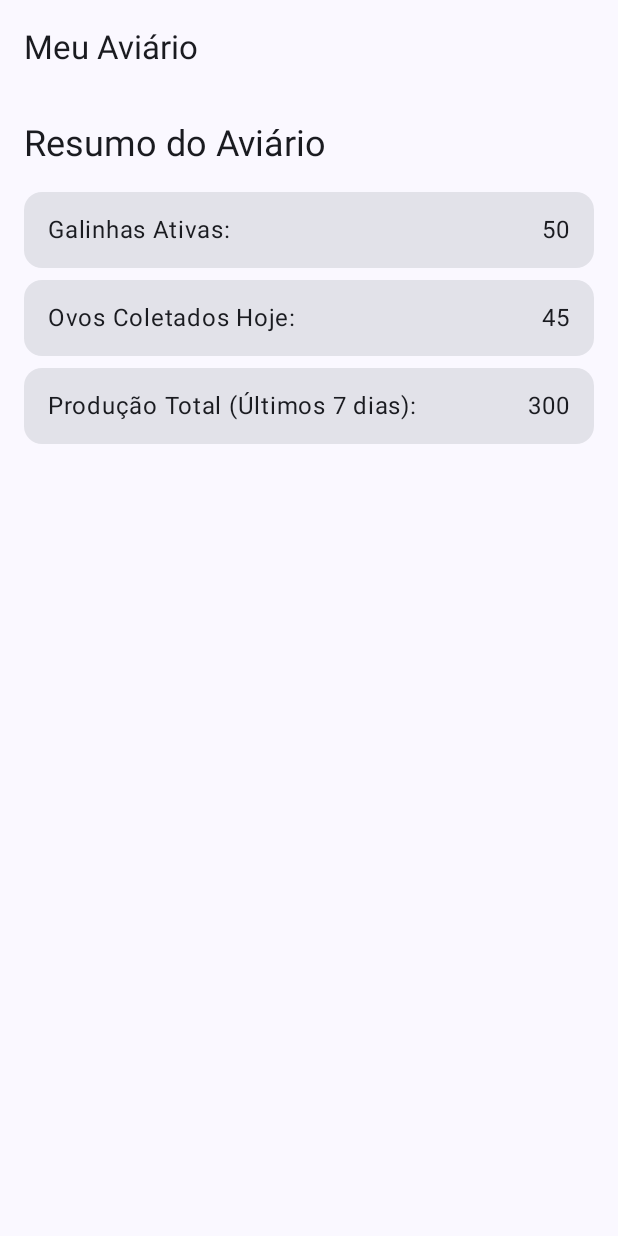
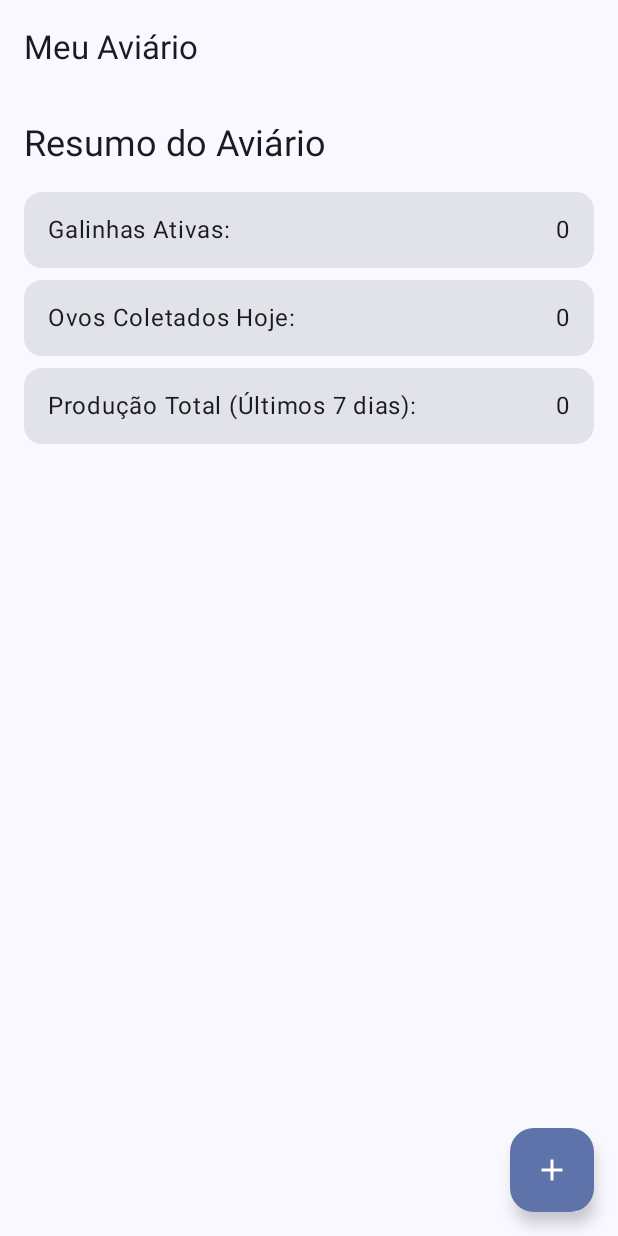
Before and after one commit to pabllomagalhaes/Meu-Avi-rio, an Android app built with Jetpack Compose: the HomeScreen screen opened through its navigation route, on a phone screen of 412 x 824 dp. Run offline under Robolectric (Android 15) with nearby library versions, the phone set to English and light mode, and no system bars; our stand-ins replace Firebase (no records; nobody signed in at launch, a user with empty details on screens opened directly).

Commit message:
Correção do summary para criação caso não exista um

```diff
--- /dev/null
+++ b/app/src/main/java/com/example/meuaviario/AviarySummary.kt
@@ -0,0 +1,7 @@
+package com.example.meuaviario
+
+data class AviarySummary(
+    val activeHens: Int = 0,
+    val eggsToday: Int = 0,
+    val totalEggsLast7Days: Int = 0
+)
--- a/app/src/main/java/com/example/meuaviario/MainActivity.kt
+++ b/app/src/main/java/com/example/meuaviario/MainActivity.kt
@@ -30,7 +30,6 @@ import androidx.navigation.NavController
 import androidx.navigation.compose.NavHost
 import androidx.navigation.compose.composable
 import androidx.navigation.compose.rememberNavController
-import com.example.meuaviario.Screen.HomeScreen
 import com.example.meuaviario.ui.theme.MeuAviarioTheme
 
 class MainActivity : ComponentActivity() {
--- a/app/src/main/java/com/example/meuaviario/Screen/HomeScreen.kt
+++ b/app/src/main/java/com/example/meuaviario/Screen/HomeScreen.kt
@@ -1,40 +1,97 @@
-package com.example.meuaviario.Screen
+package com.example.meuaviario
 
-import androidx.compose.foundation.layout.Column
-import androidx.compose.foundation.layout.PaddingValues
-import androidx.compose.foundation.layout.Row
-import androidx.compose.foundation.layout.Spacer
-import androidx.compose.foundation.layout.fillMaxSize
-import androidx.compose.foundation.layout.fillMaxWidth
-import androidx.compose.foundation.layout.height
-import androidx.compose.foundation.layout.padding
-import androidx.compose.material3.Card
-import androidx.compose.material3.MaterialTheme
-import androidx.compose.material3.Scaffold
-import androidx.compose.material3.Text
-import androidx.compose.material3.TopAppBar
-import androidx.compose.runtime.Composable
+import androidx.compose.foundation.layout.*
+import androidx.compose.foundation.text.KeyboardOptions
+import androidx.compose.material.icons.Icons
+import androidx.compose.material.icons.filled.Add
+import androidx.compose.material3.*
+import androidx.compose.runtime.*
+import androidx.compose.ui.Alignment
 import androidx.compose.ui.Modifier
+import androidx.compose.ui.text.input.KeyboardType
 import androidx.compose.ui.unit.dp
-import androidx.compose.material3.ExperimentalMaterial3Api
+import androidx.lifecycle.viewmodel.compose.viewModel
+import com.example.meuaviario.AviarySummary // Adicionado import para resolver o erro
 
 @OptIn(ExperimentalMaterial3Api::class)
 @Composable
-fun HomeScreen() {
+fun HomeScreen(homeViewModel: HomeViewModel = viewModel()) {
+    // Variável para controlar a visibilidade do pop-up
+    var showDialog by remember { mutableStateOf(false) }
+
     Scaffold(
         topBar = {
-            TopAppBar(
-                title = { Text("Meu Aviário") }
-            )
+            TopAppBar(title = { Text("Meu Aviário") })
+        },
+        // Adicionando o botão flutuante
+        floatingActionButton = {
+            FloatingActionButton(onClick = { showDialog = true }) {
+                Icon(Icons.Default.Add, contentDescription = "Registrar Coleta")
+            }
         },
         content = { paddingValues ->
-            HomeContent(paddingValues = paddingValues)
+            HomeContent(
+                paddingValues = paddingValues,
+                summary = homeViewModel.summary
+            )
+
+            // Se showDialog for true, o pop-up será exibido
+            if (showDialog) {
+                EggCollectionDialog(
+                    onDismiss = { showDialog = false },
+                    onConfirm = { count ->
+                        homeViewModel.updateEggsToday(count)
+                        showDialog = false
+                    }
+                )
+            }
         }
     )
 }
 
 @Composable
-fun HomeContent(paddingValues: PaddingValues) {
+fun EggCollectionDialog(onDismiss: () -> Unit, onConfirm: (Int) -> Unit) {
+    var eggCountInput by remember { mutableStateOf("") }
+    val context = androidx.compose.ui.platform.LocalContext.current
+
+    AlertDialog(
+        onDismissRequest = onDismiss,
+        title = { Text("Registrar Coleta de Ovos") },
+        text = {
+            OutlinedTextField(
+                value = eggCountInput,
+                onValueChange = { eggCountInput = it.filter { char -> char.isDigit() } },
+                label = { Text("Quantidade de ovos") },
+                keyboardOptions = KeyboardOptions(keyboardType = KeyboardType.Number),
+                singleLine = true
+            )
+        },
+        confirmButton = {
+            Button(
+                onClick = {
+                    val count = eggCountInput.toIntOrNull()
+                    if (count != null) {
+                        onConfirm(count)
+                    } else {
+                        // Opcional: Mostrar um aviso se o campo estiver vazio
+                        android.widget.Toast.makeText(context, "Por favor, insira um número.", android.widget.Toast.LENGTH_SHORT).show()
+                    }
+                }
+            ) {
+                Text("Confirmar")
+            }
+        },
+        dismissButton = {
+            Button(onClick = onDismiss) {
+                Text("Cancelar")
+            }
+        }
+    )
+}
+
+
+@Composable
+fun HomeContent(paddingValues: PaddingValues, summary: AviarySummary?) {
     Column(
         modifier = Modifier
             .fillMaxSize()
@@ -44,11 +101,16 @@ fun HomeContent(paddingValues: PaddingValues) {
         Text("Resumo do Aviário", style = MaterialTheme.typography.headlineSmall)
         Spacer(modifier = Modifier.height(16.dp))
 
+        if (summary == null) {
+            Box(modifier = Modifier.fillMaxSize(), contentAlignment = Alignment.Center) {
+                CircularProgressIndicator()
+            }
+        } else {
             Card(modifier = Modifier.fillMaxWidth().padding(bottom = 8.dp)) {
                 Row(modifier = Modifier.padding(16.dp)) {
                     Text("Galinhas Ativas:", style = MaterialTheme.typography.bodyLarge)
                     Spacer(modifier = Modifier.weight(1f))
-                Text("50", style = MaterialTheme.typography.bodyLarge) // Simulação de dados
+                    Text("${summary.activeHens}", style = MaterialTheme.typography.bodyLarge)
                 }
             }
 
@@ -56,7 +118,7 @@ fun HomeContent(paddingValues: PaddingValues) {
                 Row(modifier = Modifier.padding(16.dp)) {
                     Text("Ovos Coletados Hoje:", style = MaterialTheme.typography.bodyLarge)
                     Spacer(modifier = Modifier.weight(1f))
-                Text("45", style = MaterialTheme.typography.bodyLarge) // Simulação de dados
+                    Text("${summary.eggsToday}", style = MaterialTheme.typography.bodyLarge)
                 }
             }
 
@@ -64,11 +126,9 @@ fun HomeContent(paddingValues: PaddingValues) {
                 Row(modifier = Modifier.padding(16.dp)) {
                     Text("Produção Total (Últimos 7 dias):", style = MaterialTheme.typography.bodyLarge)
                     Spacer(modifier = Modifier.weight(1f))
-                Text("300", style = MaterialTheme.typography.bodyLarge) // Simulação de dados
+                    Text("${summary.totalEggsLast7Days}", style = MaterialTheme.typography.bodyLarge)
                 }
             }
-
-        // Podemos adicionar mais informações aqui no futuro
         }
-
     }
+}
--- /dev/null
+++ b/app/src/main/java/com/example/meuaviario/ViewModel/HomeViewModel.kt
@@ -0,0 +1,69 @@
+package com.example.meuaviario
+
+import android.util.Log
+import androidx.compose.runtime.getValue
+import androidx.compose.runtime.mutableStateOf
+import androidx.compose.runtime.setValue
+import androidx.lifecycle.ViewModel
+import com.google.firebase.auth.ktx.auth
+import com.google.firebase.firestore.SetOptions
+import com.google.firebase.firestore.ktx.firestore
+import com.google.firebase.firestore.toObject
+import com.google.firebase.ktx.Firebase
+
+class HomeViewModel : ViewModel() {
+
+    var summary by mutableStateOf<AviarySummary?>(null)
+        private set
+
+    private val firestore = Firebase.firestore
+    private val auth = Firebase.auth
+
+    init {
+        listenForSummaryUpdates()
+    }
+
+    private fun listenForSummaryUpdates() {
+        val userId = auth.currentUser?.uid
+        Log.d("HomeViewModel", "Tentando buscar dados para o usuário: $userId")
+
+        if (userId == null) {
+            Log.e("HomeViewModel", "Erro Crítico: User ID é nulo.")
+            return
+        }
+
+        firestore.collection("users").document(userId)
+            .collection("aviary").document("summary")
+            .addSnapshotListener { snapshot, error ->
+                if (error != null) {
+                    Log.e("HomeViewModel", "Falha na escuta do Firestore.", error)
+                    return@addSnapshotListener
+                }
+
+                if (snapshot != null && snapshot.exists()) {
+                    Log.d("HomeViewModel", "Snapshot recebido com sucesso. Dados: ${snapshot.data}")
+                    summary = snapshot.toObject<AviarySummary>()
+                } else {
+                    // Se o documento não existe, mostramos um resumo zerado.
+                    Log.w("HomeViewModel", "Documento 'summary' não encontrado. Exibindo dados zerados.")
+                    summary = AviarySummary()
+                }
+            }
+    }
+
+    fun updateEggsToday(eggCount: Int) {
+        val userId = auth.currentUser?.uid ?: return
+
+        // Usamos .set com merge para criar o documento se ele não existir, ou atualizá-lo se existir.
+        val dataToUpdate = mapOf("eggsToday" to eggCount)
+        firestore.collection("users").document(userId)
+            .collection("aviary").document("summary")
+            .set(dataToUpdate, SetOptions.merge())
+            .addOnSuccessListener {
+                Log.d("HomeViewModel", "Contagem de ovos atualizada com sucesso.")
+            }
+            .addOnFailureListener { e ->
+                Log.e("HomeViewModel", "Falha ao atualizar os ovos.", e)
+            }
+    }
+}
```
Lines whose indentation alone changed are shown as unchanged.
